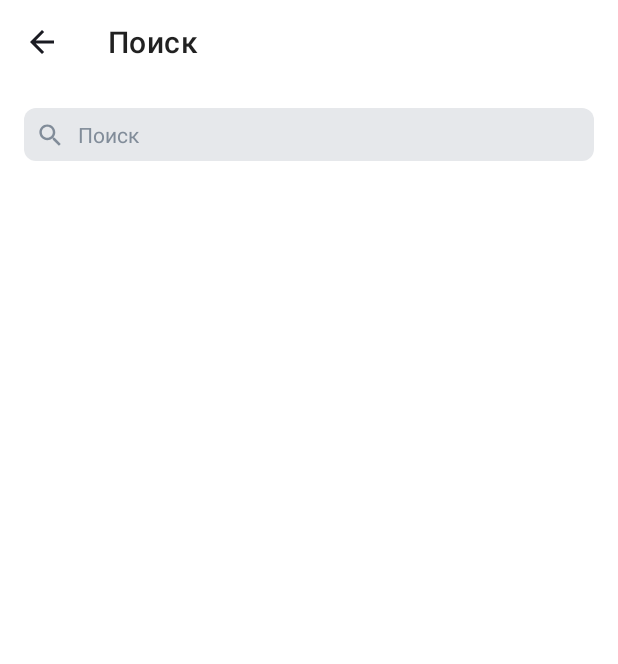
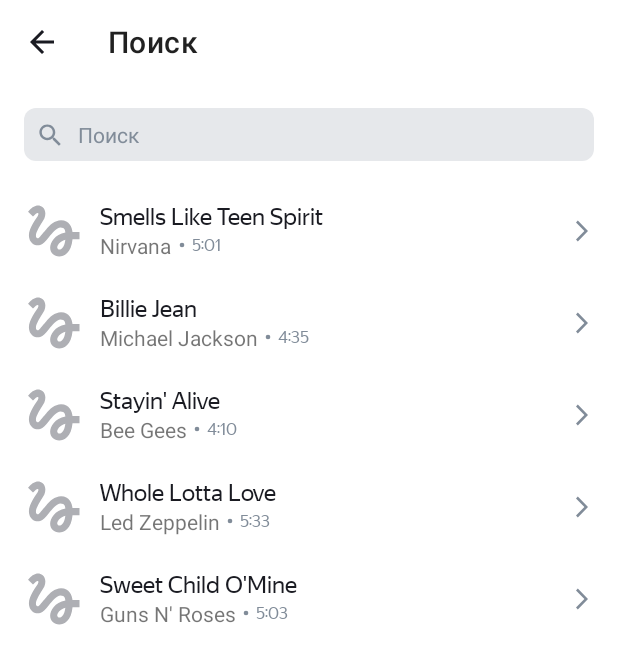
Before and after one commit to ValeryArhy/PlaylistMaker, an Android app: the screen it shows after launch (SearchActivity), after a tap on "Поиск", on a phone screen of 412 x 824 dp. Shown: the top 664 px of the screen. Run offline under Robolectric (Android 15) with nearby library versions, the phone set to English and light mode, and no system bars; pictures from the network do not load.

Commit message:
10 спринт

```diff
--- a/app/build.gradle.kts
+++ b/app/build.gradle.kts
@@ -37,6 +37,10 @@ android {
 
 dependencies {
 
+    implementation ("com.google.android.material:material:1.6.1")
+    implementation ("com.github.bumptech.glide:glide:4.14.2")
+    implementation(libs.androidx.recyclerview)
+    annotationProcessor ("com.github.bumptech.glide:compiler:4.14.2")
     implementation(libs.androidx.core.ktx)
     implementation(libs.androidx.appcompat)
     implementation(libs.material)
--- a/app/src/main/AndroidManifest.xml
+++ b/app/src/main/AndroidManifest.xml
@@ -1,6 +1,9 @@
 <?xml version="1.0" encoding="utf-8"?>
 <manifest xmlns:android="http://schemas.android.com/apk/res/android"
     xmlns:tools="http://schemas.android.com/tools">
+
+    <uses-permission android:name="android.permission.INTERNET"/>
+
 
     <application
         android:allowBackup="true"
--- a/app/src/main/java/com/example/playlistmaker/SearchActivity.kt
+++ b/app/src/main/java/com/example/playlistmaker/SearchActivity.kt
@@ -9,16 +9,37 @@ import android.widget.EditText
 import android.widget.ImageView
 import android.widget.LinearLayout
 import androidx.appcompat.app.AppCompatActivity
+import androidx.recyclerview.widget.LinearLayoutManager
+import androidx.recyclerview.widget.RecyclerView
 import com.google.android.material.appbar.MaterialToolbar
 
 class SearchActivity : AppCompatActivity() {
 
     private var searchText: String = ""
+    private lateinit var recyclerView: RecyclerView
+    private lateinit  var adapter: TrackAdapter
 
 
     override fun onCreate(savedInstanceState: Bundle?) {
         super.onCreate(savedInstanceState)
         setContentView(R.layout.activity_search)
+
+        recyclerView = findViewById(R.id.recyclerView)
+
+        fun createTrackList(): List<Track> {
+            return List(trackName.size) { index ->
+                Track(
+                    trackName[index],
+                    artistName[index],
+                    trackTime[index],
+                    urlAlbum[index]
+                )
+            }
+        }
+        val Tracks = createTrackList()
+        adapter = TrackAdapter(Tracks)
+        recyclerView.layoutManager = LinearLayoutManager(this)
+        recyclerView.adapter = adapter
 
 
         val backSearch = findViewById<MaterialToolbar>(R.id.toolbar)
@@ -33,7 +54,7 @@ class SearchActivity : AppCompatActivity() {
 
         val simpleTextWatcher = object : TextWatcher {
             override fun beforeTextChanged(s: CharSequence?, start: Int, count: Int, after: Int) {
-                // empty
+
             }
 
             override fun onTextChanged(s: CharSequence?, start: Int, before: Int, count: Int) {
@@ -47,7 +68,7 @@ class SearchActivity : AppCompatActivity() {
             }
 
             override fun afterTextChanged(s: Editable?) {
-                // empty
+
             }
         }
 
@@ -82,5 +103,37 @@ class SearchActivity : AppCompatActivity() {
 
     companion object {
         private const val SEARCH_TEXT_KEY = "SEARCH_TEXT"
+        val trackName = listOf(
+            "Smells Like Teen Spirit",
+            "Billie Jean",
+            "Stayin' Alive",
+            "Whole Lotta Love",
+            "Sweet Child O'Mine",
+
+            )
+
+        val artistName = listOf(
+            "Nirvana",
+            "Michael Jackson",
+            "Bee Gees",
+            "Led Zeppelin",
+            "Guns N' Roses"
+        )
+
+        val trackTime = listOf(
+            "5:01",
+            "4:35",
+            "4:10",
+            "5:33",
+            "5:03"
+        )
+
+        val urlAlbum = listOf(
+            "https://is5-ssl.mzstatic.com/image/thumb/Music115/v4/7b/58/c2/7b58c21a-2b51-2bb2-e59a-9bb9b96ad8c3/00602567924166.rgb.jpg/100x100bb.jpg",
+            "https://is5-ssl.mzstatic.com/image/thumb/Music125/v4/3d/9d/38/3d9d3811-71f0-3a0e-1ada-3004e56ff852/827969428726.jpg/100x100bb.jpg",
+            "https://is4-ssl.mzstatic.com/image/thumb/Music115/v4/1f/80/1f/1f801fc1-8c0f-ea3e-d3e5-387c6619619e/16UMGIM86640.rgb.jpg/100x100bb.jpg",
+            "https://is2-ssl.mzstatic.com/image/thumb/Music62/v4/7e/17/e3/7e17e33f-2efa-2a36-e916-7f808576cf6b/mzm.fyigqcbs.jpg/100x100bb.jpg",
+            "https://is5-ssl.mzstatic.com/image/thumb/Music125/v4/a0/4d/c4/a04dc484-03cc-02aa-fa82-5334fcb4bc16/18UMGIM24878.rgb.jpg/100x100bb.jpg"
+        )
     }
 }
--- /dev/null
+++ b/app/src/main/java/com/example/playlistmaker/Track.kt
@@ -0,0 +1,10 @@
+package com.example.playlistmaker
+
+
+
+data class Track(
+    val trackName: String,      // Название композиции
+    val artistName: String,     // Имя исполнителя
+    val trackTime: String,      // Продолжительность трека
+    val artworkUrl100: String    // Ссылка на изображение обложки
+)
--- /dev/null
+++ b/app/src/main/java/com/example/playlistmaker/TrackAdapter.kt
@@ -0,0 +1,48 @@
+package com.example.playlistmaker
+
+import android.view.LayoutInflater
+import android.view.View
+import android.view.ViewGroup
+import android.widget.ImageButton
+import android.widget.ImageView
+import android.widget.TextView
+import androidx.recyclerview.widget.RecyclerView
+import com.bumptech.glide.Glide
+import com.bumptech.glide.load.resource.bitmap.RoundedCorners
+
+class TrackAdapter(private val trackList: List<Track>) :
+    RecyclerView.Adapter<TrackAdapter.TrackViewHolder>() {
+
+    override fun onCreateViewHolder(parent: ViewGroup, viewType: Int): TrackViewHolder {
+        val view = LayoutInflater.from(parent.context)
+            .inflate(R.layout.track_item, parent, false)
+        return TrackViewHolder(view)
+    }
+
+    override fun onBindViewHolder(holder: TrackViewHolder, position: Int) {
+        holder.bind(trackList[position])
+    }
+
+    override fun getItemCount(): Int {
+        return trackList.size
+    }
+
+    class TrackViewHolder(parentView: View) : RecyclerView.ViewHolder(parentView) {
+        private val trackName: TextView = parentView.findViewById(R.id.trackName)
+        private val artistName: TextView = parentView.findViewById(R.id.artistName)
+        private val trackTime: TextView = parentView.findViewById(R.id.trackTime)
+        private val artworkUrl100: ImageView = parentView.findViewById(R.id.icon_album)
+
+        fun bind(track: Track) {
+            trackName.text = track.trackName
+            artistName.text = track.artistName
+            trackTime.text = track.trackTime
+
+            Glide.with(itemView.context)
+                .load(track.artworkUrl100)
+                .placeholder(R.drawable.placeholder)
+                .transform(RoundedCorners(4))
+                .into(artworkUrl100)
+        }
+    }
+}
--- /dev/null
+++ b/app/src/main/res/drawable/placeholder.xml
@@ -0,0 +1,9 @@
+<vector xmlns:android="http://schemas.android.com/apk/res/android"
+    android:width="45dp"
+    android:height="45dp"
+    android:viewportWidth="45"
+    android:viewportHeight="45">
+  <path
+      android:pathData="M8.606,12.919C9.919,11.587 11.231,10.387 11.813,10.631C12.75,11.006 11.813,12.563 11.25,13.481C10.781,14.269 5.888,20.775 5.888,25.313C5.888,27.712 6.788,29.7 8.4,30.9C9.806,31.95 11.663,32.269 13.35,31.763C15.356,31.181 17.006,29.138 19.087,26.569C21.356,23.775 24.394,20.119 26.737,20.119C29.794,20.119 29.831,22.013 30.038,23.475C22.95,24.675 19.95,30.356 19.95,33.544C19.95,36.731 22.65,39.338 25.969,39.338C29.025,39.338 34.013,36.844 34.763,27.9H39.375V23.212H34.744C34.463,20.119 32.7,15.337 27.188,15.337C22.969,15.337 19.35,18.919 17.925,20.663C16.837,22.031 14.063,25.313 13.631,25.763C13.163,26.325 12.356,27.337 11.55,27.337C10.706,27.337 10.2,25.781 10.875,23.737C11.531,21.694 13.5,18.375 14.344,17.138C15.806,15 16.781,13.538 16.781,10.988C16.781,6.919 13.706,5.625 12.075,5.625C9.6,5.625 7.444,7.5 6.975,7.969C6.3,8.644 5.738,9.206 5.325,9.712L8.606,12.919ZM26.025,34.781C25.444,34.781 24.638,34.294 24.638,33.431C24.638,32.306 26.006,29.306 30.019,28.256C29.456,33.3 27.337,34.781 26.025,34.781Z"
+      android:fillColor="#AEAFB4"/>
+</vector>
--- /dev/null
+++ b/app/src/main/res/drawable/separator.xml
@@ -0,0 +1,9 @@
+<vector xmlns:android="http://schemas.android.com/apk/res/android"
+    android:width="13dp"
+    android:height="13dp"
+    android:viewportWidth="13"
+    android:viewportHeight="13">
+  <path
+      android:pathData="M6.5,6.5m-1.5,0a1.5,1.5 0,1 1,3 0a1.5,1.5 0,1 1,-3 0"
+      android:fillColor="#AEAFB4"/>
+</vector>
--- a/app/src/main/res/layout/activity_search.xml
+++ b/app/src/main/res/layout/activity_search.xml
@@ -41,4 +41,10 @@
             android:src="@drawable/clear"
             android:visibility="gone" />
     </FrameLayout>
+    <androidx.recyclerview.widget.RecyclerView
+        android:id="@+id/recyclerView"
+        android:layout_width="match_parent"
+        android:layout_height="match_parent"
+        app:layoutManager="androidx.recyclerview.widget.LinearLayoutManager"/>
+
 </LinearLayout>
--- /dev/null
+++ b/app/src/main/res/layout/track_item.xml
@@ -0,0 +1,69 @@
+<?xml version="1.0" encoding="utf-8"?>
+<LinearLayout xmlns:android="http://schemas.android.com/apk/res/android"
+    xmlns:app="http://schemas.android.com/apk/res-auto"
+    xmlns:tools="http://schemas.android.com/tools"
+    android:layout_width="match_parent"
+    android:layout_height="wrap_content"
+    android:gravity="center_vertical"
+    android:orientation="horizontal"
+    android:paddingVertical="@dimen/item_vertical_padding"
+    android:paddingStart="@dimen/item_padding_start"
+    android:paddingEnd="@dimen/item_padding_end">
+
+    <ImageView
+        android:id="@+id/icon_album"
+        android:layout_width="wrap_content"
+        android:layout_height="wrap_content"
+        android:layout_marginEnd="@dimen/album_image_margin_end"
+        android:scaleType="centerCrop"
+        android:src="@drawable/placeholder" />
+
+    <LinearLayout
+        android:layout_width="0dp"
+        android:layout_height="wrap_content"
+        android:layout_weight="1"
+        android:orientation="vertical">
+
+        <TextView
+            android:id="@+id/trackName"
+            style="@style/TextView.Regular.16.Black"
+            android:layout_width="wrap_content"
+            android:layout_height="wrap_content"
+            tools:text="@string/hint_track_name" />
+
+        <LinearLayout
+            android:layout_width="match_parent"
+            android:layout_height="wrap_content"
+            android:gravity="center_vertical"
+            android:orientation="horizontal">
+
+            <TextView
+                android:id="@+id/artistName"
+                android:layout_width="wrap_content"
+                android:layout_height="wrap_content"
+                tools:text="@string/hint_artist_name" />
+
+
+            <ImageView
+                android:id="@+id/smallIcon"
+                android:layout_width="wrap_content"
+                android:layout_height="wrap_content"
+                android:src="@drawable/separator"
+                app:tint="@color/YP_Text_Gray" />
+
+            <TextView
+                android:id="@+id/trackTime"
+                style="@style/TextView.Regular.11.YPGRAY"
+                android:layout_width="wrap_content"
+                android:layout_height="wrap_content"
+                tools:text="@string/hint_extra_info" />
+        </LinearLayout>
+    </LinearLayout>
+
+    <ImageView
+        android:id="@+id/rightIcon"
+        android:layout_width="wrap_content"
+        android:layout_height="wrap_content"
+        android:src="@drawable/arrow"
+        app:tint="?attr/colorSurfaceInverse" />
+</LinearLayout>
--- a/app/src/main/res/values-night/themes.xml
+++ b/app/src/main/res/values-night/themes.xml
@@ -9,6 +9,7 @@
         <item name="colorOnSecondary">@color/white</item>
         <item name="colorPrimaryInverse">@color/YP_Black</item>
         <item name="colorSecondaryFixed">@color/white</item>
+        <item name="colorSurfaceInverse">@color/white</item>
 
     </style>
 </resources>
--- a/app/src/main/res/values/dimens.xml
+++ b/app/src/main/res/values/dimens.xml
@@ -4,4 +4,9 @@
     <dimen name="radius_button">16dp</dimen>
     <dimen name="padding_vertical">20dp</dimen>
     <dimen name="padding_horizontal">16dp</dimen>
+    <dimen name="item_vertical_padding">8dp</dimen>
+    <dimen name="item_padding_start">13dp</dimen>
+    <dimen name="item_padding_end">12dp</dimen>
+    <dimen name="album_image_margin_end">8dp</dimen>
+    <dimen name="album_image_corner_radius">2dp</dimen>
 </resources>
--- a/app/src/main/res/values/strings.xml
+++ b/app/src/main/res/values/strings.xml
@@ -12,4 +12,8 @@
     <string name="mailSupport">"Спасибо разработчикам и разработчицам за крутое приложение!"</string>
     <string name="themeMail">Сообщение разработчикам и разработчицам приложения Playlist Maker</string>
     <string name="AgreementUrl">https://yandex.ru/legal/practicum_offer/</string>
+    <string name="hint_artist_name">Artist Name</string>
+    <string name="hint_extra_info">Extra Info</string>
+    <string name="hint_track_name">Track Name</string>
+
 </resources>
--- a/app/src/main/res/values/styles.xml
+++ b/app/src/main/res/values/styles.xml
@@ -42,5 +42,16 @@
         <item name="android:textColorHint">?attr/colorPrimaryInverse</item>
         <item name="android:textCursorDrawable">@drawable/cursor</item>
     </style>
+    <style name="TextView.Regular.16.Black" parent="">
+        <item name="android:ellipsize">end</item>
+        <item name="android:fontFamily">@font/ys_display_regular</item>
+        <item name="android:maxLines">1</item>
+        <item name="android:textColor">?attr/colorOnPrimary</item>
+        <item name="android:textSize">16sp</item>
+    </style>
+    <style name="TextView.Regular.11.YPGRAY" parent="TextView.Regular.16.Black">
+        <item name="android:textColor">@color/YP_Text_Gray</item>
+        <item name="android:textSize">11sp</item>
+    </style>
 
 </resources>
--- a/app/src/main/res/values/themes.xml
+++ b/app/src/main/res/values/themes.xml
@@ -9,6 +9,7 @@
         <item name="colorOnSecondary">@color/YP_Gray</item>
         <item name="colorPrimaryInverse">@color/YP_Text_Gray</item>
         <item name="colorSecondaryFixed">@color/Light_Gray</item>
+        <item name="colorSurfaceInverse">@color/YP_Text_Gray</item>
     </style>
 
     <style name="Theme.PlaylistMaker" parent="Base.Theme.PlaylistMaker" />
--- a/gradle/libs.versions.toml
+++ b/gradle/libs.versions.toml
@@ -9,6 +9,7 @@ appcompat = "1.7.0"
 material = "1.12.0"
 activity = "1.10.1"
 constraintlayout = "2.2.1"
+recyclerview = "1.4.0"
 
 [libraries]
 androidx-core-ktx = { group = "androidx.core", name = "core-ktx", version.ref = "coreKtx" }
@@ -19,6 +20,7 @@ androidx-appcompat = { group = "androidx.appcompat", name = "appcompat", version
 material = { group = "com.google.android.material", name = "material", version.ref = "material" }
 androidx-activity = { group = "androidx.activity", name = "activity", version.ref = "activity" }
 androidx-constraintlayout = { group = "androidx.constraintlayout", name = "constraintlayout", version.ref = "constraintlayout" }
+androidx-recyclerview = { group = "androidx.recyclerview", name = "recyclerview", version.ref = "recyclerview" }
 
 [plugins]
 android-application = { id = "com.android.application", version.ref = "agp" }
```
